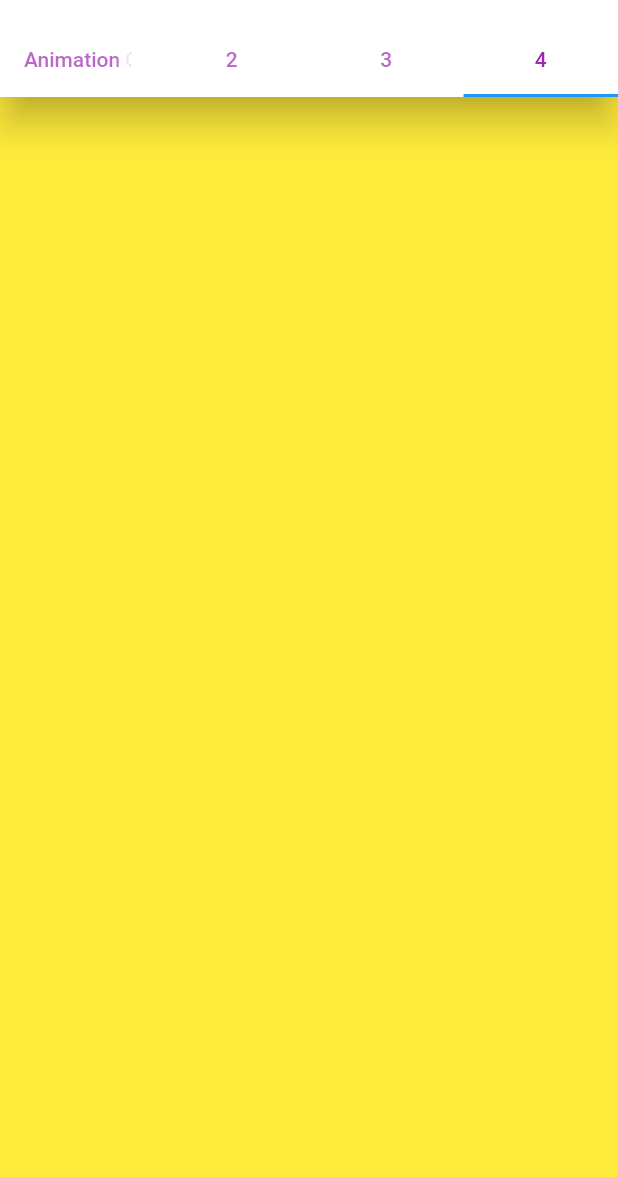
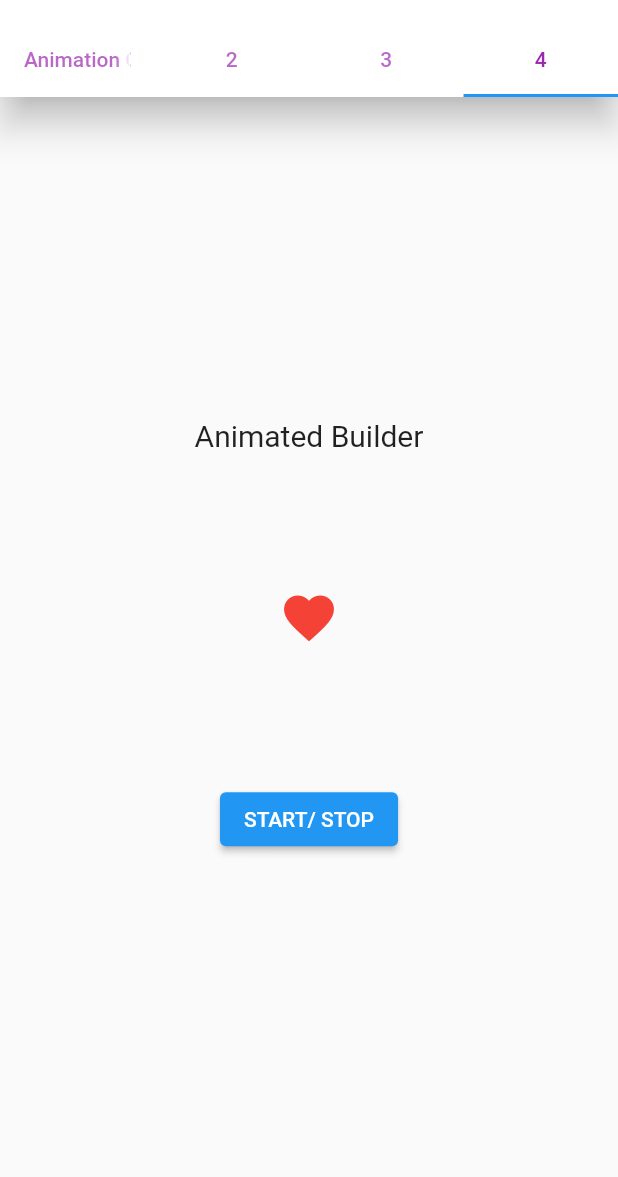
Before and after one commit to Karapetyan011/flutter_2_group, a Flutter app: the screen it shows after launch, tab 4 chosen, on a phone screen of 412 x 824 dp, the part 59-1236 px from its top. Run offline on Flutter 3.47's test engine with Material 2 defaults, Android fonts, the phone set to English and light mode, and no system bars.

Commit message:
local updates

```diff
--- a/lib/screens/animation_screens/animation_manager.dart
+++ b/lib/screens/animation_screens/animation_manager.dart
@@ -1,8 +1,8 @@
 import 'package:flutter/material.dart';
+import 'package:flutter_test_group_2/screens/animation_screens/animated_align_demo.dart';
 import 'package:flutter_test_group_2/screens/animation_screens/animation_container1.dart';
-import 'package:flutter_test_group_2/screens/animation_screens/animation_container2.dart';
+import 'package:flutter_test_group_2/screens/animation_screens/builder_animation_demo.dart';
 
-import 'animation_container3.dart';
 import 'animation_container4.dart';
 
 class AnimationManager extends StatefulWidget {
@@ -36,12 +36,12 @@ class _AnimationManagerState extends State<AnimationManager> {
             ],
           ),
         ),
-        body: const TabBarView(
+        body:  TabBarView(
           children: [
-            AnimationContainer1(),
-            AnimationContainer2(),
-            AnimationContainer3(),
-            AnimationContainer4(),
+            const AnimationContainer1(),
+            const AnimatedAlignDemo(),
+            const AnimationContainer4(),
+            BuilderAnimationDemo(),
           ],
         ),
         // bottomNavigationBar: BottomNavigationBar(
--- /dev/null
+++ b/lib/screens/animation_screens/builder_animation_demo.dart
@@ -0,0 +1,91 @@
+/// Created by HrAnT VitaNova
+/// Date: 22.04.22 at 15:27
+
+import 'package:flutter/material.dart';
+
+class BuilderAnimationDemo extends StatefulWidget {
+  const BuilderAnimationDemo({Key? key}) : super(key: key);
+
+  @override
+  _BuilderAnimationDemoState createState() => _BuilderAnimationDemoState();
+}
+
+class _BuilderAnimationDemoState extends State<BuilderAnimationDemo>
+    with TickerProviderStateMixin {
+  late Animation _starAnimation;
+  late AnimationController _starAnimationController;
+
+  bool toggle = false;
+
+  @override
+  void initState() {
+    super.initState();
+    _starAnimationController = AnimationController(
+      vsync: this,
+      duration: const Duration(milliseconds: 2000),
+    );
+    _starAnimation = Tween(begin: 40.0, end: 200.0).animate(CurvedAnimation(
+        curve: Curves.linear, parent: _starAnimationController));
+
+    _starAnimationController.addStatusListener((AnimationStatus status) {
+      if (status == AnimationStatus.completed) {
+        _starAnimationController.repeat();
+      }
+    });
+  }
+
+  @override
+  void dispose() {
+    super.dispose();
+    _starAnimationController.dispose();
+  }
+
+  @override
+  Widget build(BuildContext context) {
+    return SafeArea(
+      child: Column(
+        mainAxisAlignment: MainAxisAlignment.center,
+        children: <Widget>[
+          const Text(
+            'Animated Builder',
+            style: TextStyle(fontSize: 20),
+          ),
+          const SizedBox(
+            height: 10,
+          ),
+          SizedBox(
+            height: 200,
+            width: 200,
+            child: AnimatedBuilder(
+              animation: _starAnimationController,
+              builder: (context, child) {
+                return Center(
+                  child: Center(
+                    child: Icon(
+                      Icons.favorite,
+                      color: Colors.red,
+                      size: _starAnimation.value,
+                    ),
+                  ),
+                );
+              },
+            ),
+          ),
+          const SizedBox(
+            height: 10,
+          ),
+
+          ElevatedButton(
+            onPressed: () {
+              toggle = !toggle;
+              toggle == true
+                  ? _starAnimationController.forward()
+                  : _starAnimationController.stop();
+            },
+            child: const Text('START/ STOP'),
+          )
+        ],
+      ),
+    );
+  }
+}
```
Also changed, not shown: lib/screens/animation_screens/animated_align_demo.dart (added, +56 -0 lines), lib/screens/animation_screens/animation_container2.dart (deleted, +0 -17 lines), lib/screens/animation_screens/animation_container3.dart (deleted, +0 -17 lines), 1 other file.
